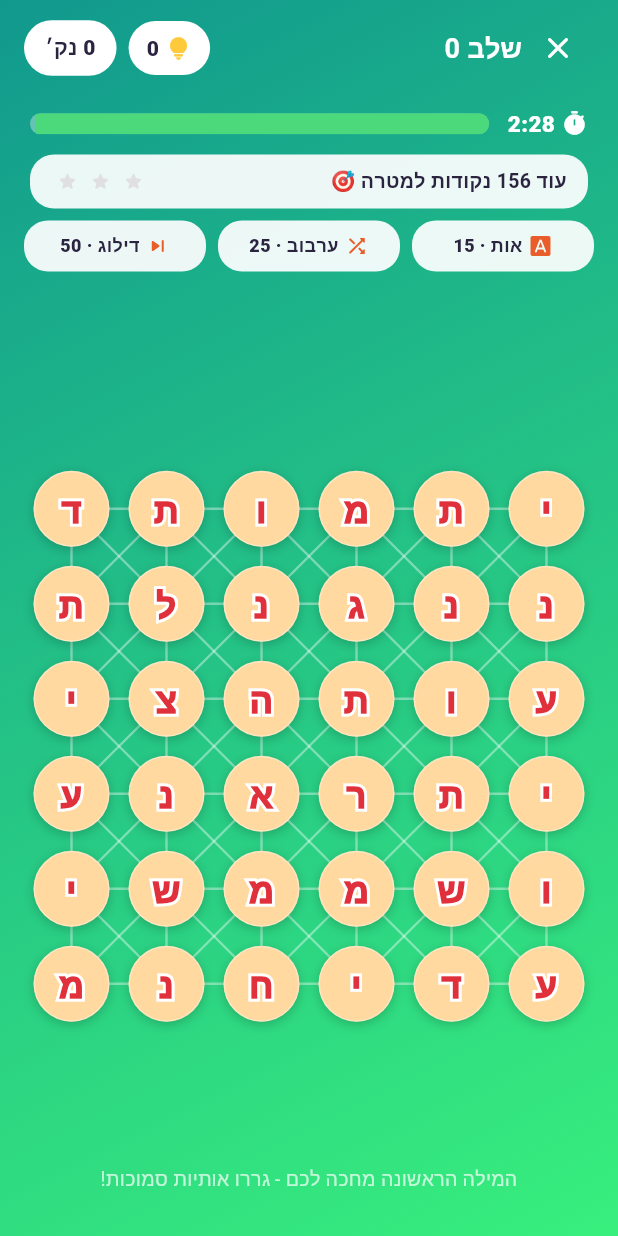
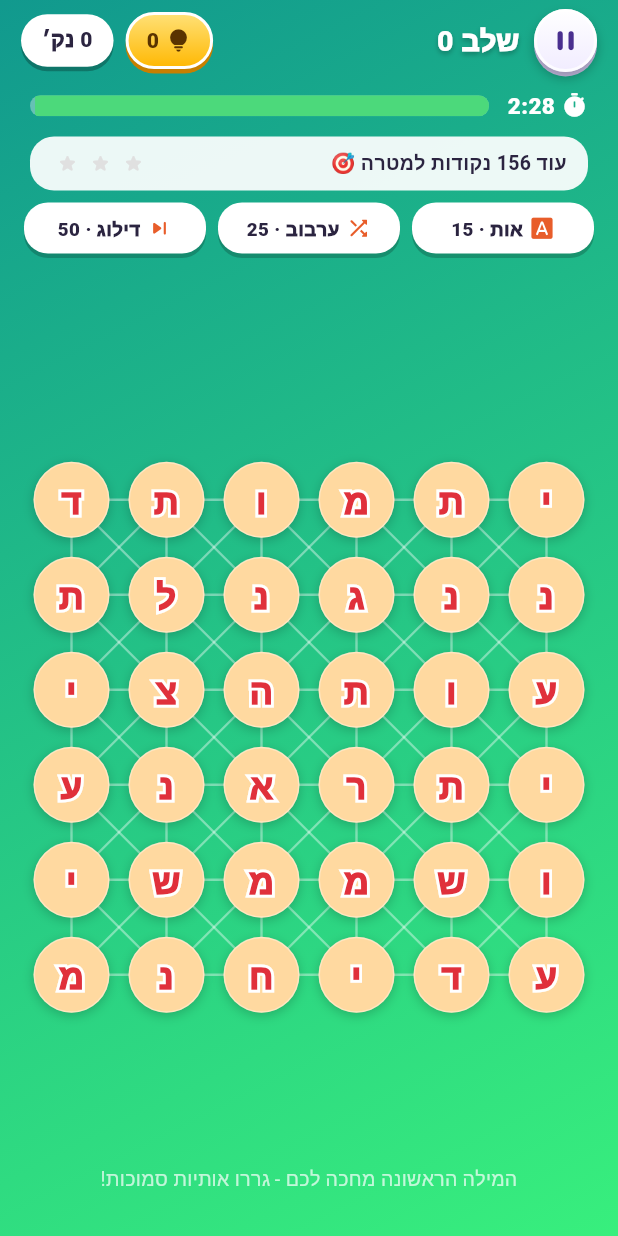
Before and after one commit to roni5604/WordboxGame, a Flutter app: the GameScreen screen opened directly with empty values, on a phone screen of 412 x 824 dp. Run offline on Flutter 3.47's test engine with Material 3 defaults, Android fonts, the phone set to English and light mode, and no system bars; drawn by our look-alikes of flutter_animate; our stand-ins replace audioplayers, cloud_firestore, confetti, equatable, firebase_auth, firebase_core and 12 more; missing offline and left inert: app_tracking_transparency, dart:js_interop, flutter_facebook_auth; accounts and stored records are empty; network calls fail; Roboto replaces fonts that are missing (Heebo).

```diff
--- a/lib/features/game/game_screen.dart
+++ b/lib/features/game/game_screen.dart
@@ -1,5 +1,6 @@
 import 'dart:async';
 import 'dart:math';
+import 'dart:ui' show ImageFilter;
 
 import 'package:equatable/equatable.dart';
 import 'package:flutter/material.dart';
@@ -11,6 +12,9 @@ import 'package:go_router/go_router.dart';
 import '../../core/ads/ads_runtime.dart';
 import '../../core/cosmetics/cosmetic_catalog.dart';
 import '../../core/theme/app_colors.dart';
+import '../../core/ui/candy_button.dart';
+import '../../core/ui/game_dialog.dart';
+import '../../core/ui/pressable.dart';
 import '../ads/rewarded_hint_dialog.dart';
 import '../../game_engine/board_generator.dart';
 import '../../game_engine/dictionary/hebrew_trie.dart';
@@ -31,6 +35,7 @@ import 'widgets/current_word_badge.dart';
 import 'widgets/found_words_panel.dart';
 import 'widgets/grid_board.dart';
 import 'widgets/mascot_widget.dart';
+import 'widgets/pause_menu.dart';
 import 'widgets/timer_bar.dart';
 import 'widgets/words_goal_panel.dart';
 
@@ -130,7 +135,7 @@ class GameScreen extends ConsumerStatefulWidget {
   ConsumerState<GameScreen> createState() => _GameScreenState();
 }
 
-class _GameScreenState extends ConsumerState<GameScreen> {
+class _GameScreenState extends ConsumerState<GameScreen> with WidgetsBindingObserver {
   GameSession? _session;
   late LevelConfig _config;
   Duration _remaining = Duration.zero;
@@ -142,6 +147,7 @@ class _GameScreenState extends ConsumerState<GameScreen> {
   Timer? _bannerTimer;
 
   bool _finished = false;
+  bool _paused = false;
   bool _adHintBusy = false;
   int? _lastWarningSecond;
   int _lastCelebratedStars = 0;
@@ -159,7 +165,42 @@ class _GameScreenState extends ConsumerState<GameScreen> {
     super.initState();
     _config = CampaignLevels.byLevelNumber(widget.levelNumber);
     _remaining = _config.timeLimit;
+    WidgetsBinding.instance.addObserver(this);
     _initSession();
+  }
+
+  /// יציאה מהאפליקציה באמצע שלב (שיחה נכנסת, מעבר לאפליקציה אחרת) -
+  /// עוצרים את השעון ומציגים את תפריט ההשהיה כשחוזרים.
+  @override
+  void didChangeAppLifecycleState(AppLifecycleState state) {
+    if (state == AppLifecycleState.paused || state == AppLifecycleState.hidden) {
+      _pause();
+    }
+  }
+
+  Future<void> _pause() async {
+    if (_paused || _finished || _session == null || _adHintBusy) return;
+    final wasRunning = _ticker != null;
+    _ticker?.cancel();
+    _ticker = null;
+    setState(() => _paused = true);
+    final choice = await showPauseMenu(
+      context,
+      subtitle: 'שלב ${widget.levelNumber} · ${_session?.score ?? 0} נקודות',
+      exitWarning: 'יציאה עכשיו לא תשמור את ההתקדמות בשלב הזה.',
+    );
+    if (!mounted) return;
+    switch (choice) {
+      case PauseChoice.resume:
+        setState(() => _paused = false);
+        if (wasRunning && !_finished && _remaining > Duration.zero) _startTimer();
+      case PauseChoice.restart:
+        _finished = true;
+        context.pushReplacement('/level/${widget.levelNumber}/play');
+      case PauseChoice.exit:
+        _finished = true;
+        context.go('/campaign');
+    }
   }
 
   Future<void> _initSession() async {
@@ -194,11 +235,7 @@ class _GameScreenState extends ConsumerState<GameScreen> {
       possibleWords: possibleWords,
       size: _config.gridSize,
     );
-    final session = GameSession(
-      config: _config,
-      board: board,
-      trie: dictionary.trie,
-    );
+    final session = GameSession(config: _config, board: board, trie: dictionary.trie);
 
     if (!mounted) return;
     setState(() => _session = session);
@@ -216,9 +253,7 @@ class _GameScreenState extends ConsumerState<GameScreen> {
       return;
     }
 
-    final profile = await ref
-        .read(playerProfileProvider.notifier)
-        .ensureLoaded();
+    final profile = await ref.read(playerProfileProvider.notifier).ensureLoaded();
     if (profile.level1TutorialSeen) {
       _startTimer();
       return;
@@ -239,6 +274,7 @@ class _GameScreenState extends ConsumerState<GameScreen> {
   }
 
   void _startTimer() {
+    _ticker?.cancel();
     _ticker = Timer.periodic(const Duration(milliseconds: 100), (timer) {
       if (!mounted) return;
       setState(() {
@@ -251,8 +287,7 @@ class _GameScreenState extends ConsumerState<GameScreen> {
           // "טיק" אזהרה בכל שנייה שלמה כשנשארו פחות מ-20% מהזמן (אותו סף
           // כמו "urgent" בפס הטיימר) - כך שהאפקט מתאים גם לשלבים קצרים.
           final secondsLeft = _remaining.inSeconds;
-          final urgent =
-              _remaining.inSeconds < (_config.timeLimit.inSeconds * 0.2);
+          final urgent = _remaining.inSeconds < (_config.timeLimit.inSeconds * 0.2);
           if (urgent && secondsLeft != _lastWarningSecond) {
             _lastWarningSecond = secondsLeft;
             ref.read(soundServiceProvider).playTimerWarning();
@@ -288,9 +323,7 @@ class _GameScreenState extends ConsumerState<GameScreen> {
     final starsText = '⭐' * stars;
     Future.delayed(const Duration(milliseconds: 950), () {
       if (!mounted || _finished) return;
-      _showBanner(
-        '$starsText ${stars >= 3 ? "מושלם! כל הכבוד!" : "כוכב חדש!"}',
-      );
+      _showBanner('$starsText ${stars >= 3 ? "מושלם! כל הכבוד!" : "כוכב חדש!"}');
     });
   }
 
@@ -360,22 +393,15 @@ class _GameScreenState extends ConsumerState<GameScreen> {
         title: const Text('לדלג על השלב?'),
         content: Text('הדילוג עולה $cost מטבעות, נותן כוכב אחד ופותח את השלב הבא.'),
         actions: [
-          TextButton(
-            onPressed: () => dialogContext.pop(false),
-            child: const Text('ביטול'),
-          ),
-          FilledButton(
-            onPressed: () => dialogContext.pop(true),
-            child: const Text('דילוג'),
-          ),
+          TextButton(onPressed: () => dialogContext.pop(false), child: const Text('ביטול')),
+          FilledButton(onPressed: () => dialogContext.pop(true), child: const Text('דילוג')),
         ],
       ),
     );
     if (confirmed != true || !mounted || _finished) return;
-    final ok = await ref.read(playerProfileProvider.notifier).skipLevel(
-          levelNumber: widget.levelNumber,
-          cost: cost,
-        );
+    final ok = await ref
+        .read(playerProfileProvider.notifier)
+        .skipLevel(levelNumber: widget.levelNumber, cost: cost);
     if (!ok || !mounted) {
       _showNeedCoins();
       return;
@@ -426,10 +452,7 @@ class _GameScreenState extends ConsumerState<GameScreen> {
     final isGuest = authUser == null || authUser.isAnonymous;
 
     if (!ads.isSupported) {
-      _showBanner(
-        isGuest ? 'נגמרו הרמזים' : 'נגמרו הרמזים - אפשר לקנות עוד בחנות',
-        isError: true,
-      );
+      _showBanner(isGuest ? 'נגמרו הרמזים' : 'נגמרו הרמזים - אפשר לקנות עוד בחנות', isError: true);
       return false;
     }
 
@@ -457,10 +480,7 @@ class _GameScreenState extends ConsumerState<GameScreen> {
         return false;
       }
 
-      final watch = await showRewardedHintDialog(
-        context,
-        remainingToday: ads.adHintsRemaining,
-      );
+      final watch = await showRewardedHintDialog(context, remainingToday: ads.adHintsRemaining);
       if (!mounted || !watch) return false;
 
       final earned = await ads.showRewarded();
@@ -476,11 +496,7 @@ class _GameScreenState extends ConsumerState<GameScreen> {
       return true;
     } finally {
       _adHintBusy = false;
-      if (wasRunning &&
-          mounted &&
-          !_finished &&
-          _remaining > Duration.zero &&
-          _ticker == null) {
+      if (wasRunning && mounted && !_finished && _remaining > Duration.zero && _ticker == null) {
         _startTimer();
       }
     }
@@ -583,9 +599,7 @@ class _GameScreenState extends ConsumerState<GameScreen> {
     FortuneWheelPrize? wheelPrize;
     int wheelPrizeIndex = 0;
     if (isFirstCompletion && isWorldFinale) {
-      final (index, prize) = RewardTables.rollWheelPrize(
-        worldIndex: worldIndex,
-      );
+      final (index, prize) = RewardTables.rollWheelPrize(worldIndex: worldIndex);
       wheelPrize = prize;
       wheelPrizeIndex = index;
       await notifier.grantWheelPrize(prize);
@@ -615,10 +629,7 @@ class _GameScreenState extends ConsumerState<GameScreen> {
       secondsLeftWhenFinished: secondsLeftWhenFinished,
     );
 
-    context.pushReplacement(
-      '/level/${widget.levelNumber}/result',
-      extra: result,
-    );
+    context.pushReplacement('/level/${widget.levelNumber}/result', extra: result);
   }
 
   /// שם/גודל העולם הבא (לצורך "עולם חדש נפתח!" בסיום שלב פינאלה) - השלב
@@ -635,6 +646,7 @@ class _GameScreenState extends ConsumerState<GameScreen> {
 
   @override
   void dispose() {
+    WidgetsBinding.instance.removeObserver(this);
     _ticker?.cancel();
     _bannerTimer?.cancel();
     super.dispose();
@@ -652,7 +664,9 @@ class _GameScreenState extends ConsumerState<GameScreen> {
     return PopScope(
       canPop: false,
       onPopInvokedWithResult: (didPop, _) {
-        if (!didPop) context.go('/campaign');
+        // "חזרה" של המערכת (החלקה מהקצה / כפתור אחורה) פותחת השהיה במקום
+        // לצאת מהשלב בטעות.
+        if (!didPop) _pause();
       },
       child: Scaffold(
         body: Container(
@@ -671,19 +685,15 @@ class _GameScreenState extends ConsumerState<GameScreen> {
                       _GameHeader(
                         levelNumber: widget.levelNumber,
                         score: session.score,
-                        onExit: () => context.go('/campaign'),
+                        onPause: _pause,
                         onHint: _useHint,
                       ),
                       const SizedBox(height: 8),
                       Padding(
                         padding: const EdgeInsets.symmetric(horizontal: 20),
                         child: TimerBar(
-                          progress:
-                              _remaining.inMilliseconds /
-                              _config.timeLimit.inMilliseconds,
-                          urgent:
-                              _remaining.inSeconds <
-                              (_config.timeLimit.inSeconds * 0.2),
+                          progress: _remaining.inMilliseconds / _config.timeLimit.inMilliseconds,
+                          urgent: _remaining.inSeconds < (_config.timeLimit.inSeconds * 0.2),
                           secondsLeft: _remaining.inSeconds,
                         ),
                       ),
@@ -719,17 +729,18 @@ class _GameScreenState extends ConsumerState<GameScreen> {
                                 builder: (context, constraints) {
                                   // ריבוע גדול ככל האפשר שעדיין נכנס לגמרי
                                   // בשטח הפנוי - כך כל השורות תמיד גלויות.
-                                  final side =
-                                      constraints.maxWidth <
-                                          constraints.maxHeight
+                                  final side = constraints.maxWidth < constraints.maxHeight
                                       ? constraints.maxWidth
                                       : constraints.maxHeight;
                                   return Center(
                                     child: SizedBox(
                                       width: side,
                                       height: side,
+                                      child: _PausableBoard(
+                                        paused: _paused,
                                         child: GridBoard(
                                           key: _boardKey,
+                                          enabled: !_paused,
                                           letters: session.board.letters,
                                           onPathSubmitted: _onPathSubmitted,
                                           isPathAcceptable: session.wouldAccept,
@@ -737,6 +748,7 @@ class _GameScreenState extends ConsumerState<GameScreen> {
                                           boardSkin: boardSkin,
                                           letterSkin: letterSkin,
                                           markerSkin: markerSkin,
+                                        ),
                                       ),
                                     ),
                                   );
@@ -753,17 +765,10 @@ class _GameScreenState extends ConsumerState<GameScreen> {
                                             vertical: 10,
                                           ),
                                           decoration: BoxDecoration(
-                                            color: _bannerIsError
-                                                ? AppColors.error
-                                                : Colors.white,
-                                            borderRadius: BorderRadius.circular(
-                                              20,
-                                            ),
+                                            color: _bannerIsError ? AppColors.error : Colors.white,
+                                            borderRadius: BorderRadius.circular(20),
                                             boxShadow: const [
-                                              BoxShadow(
-                                                color: Colors.black26,
-                                                blurRadius: 10,
-                                              ),
+                                              BoxShadow(color: Colors.black26, blurRadius: 10),
                                             ],
                                           ),
                                           child: Text(
@@ -779,11 +784,7 @@ class _GameScreenState extends ConsumerState<GameScreen> {
                                         )
                                         .animate(key: ValueKey(_bannerText))
                                         .fadeIn()
-                                        .moveY(
-                                          begin: 10,
-                                          end: 0,
-                                          duration: 200.ms,
-                                        ),
+                                        .moveY(begin: 10, end: 0, duration: 200.ms),
                               ),
                             if (_showTutorialOverlay && _tutorialWord != null)
                               Positioned(
@@ -791,9 +792,7 @@ class _GameScreenState extends ConsumerState<GameScreen> {
                                 right: 12,
                                 bottom: 8,
                                 child: _TutorialCard(
-                                  word: HebrewTrie.toDisplayWord(
-                                    _tutorialWord!,
-                                  ),
+                                  word: HebrewTrie.toDisplayWord(_tutorialWord!),
                                   onStart: _dismissTutorial,
                                 ),
                               ),
@@ -801,10 +800,7 @@ class _GameScreenState extends ConsumerState<GameScreen> {
                         ),
                       ),
                       Padding(
-                        padding: const EdgeInsets.symmetric(
-                          horizontal: 16,
-                          vertical: 8,
-                        ),
+                        padding: const EdgeInsets.symmetric(horizontal: 16, vertical: 8),
                         child: FoundWordsPanel(
                           words: session.foundNormalizedWords
                               .map((w) => HebrewTrie.toDisplayWord(w))
@@ -871,36 +867,37 @@ class _PowerButton extends StatelessWidget {
   final String label;
   final VoidCallback onPressed;
 
-  const _PowerButton({
-    required this.icon,
-    required this.label,
-    required this.onPressed,
-  });
+  const _PowerButton({required this.icon, required this.label, required this.onPressed});
 
   @override
   Widget build(BuildContext context) {
-    return Material(
-      color: Colors.white.withValues(alpha: 0.92),
+    return Pressable(
+      onTap: onPressed,
+      semanticLabel: label,
+      child: Container(
+        padding: const EdgeInsets.symmetric(horizontal: 8, vertical: 8),
+        decoration: BoxDecoration(
+          color: Colors.white,
           borderRadius: BorderRadius.circular(16),
-      child: InkWell(
-        borderRadius: BorderRadius.circular(16),
-        onTap: onPressed,
-        child: Padding(
-          padding: const EdgeInsets.symmetric(horizontal: 8, vertical: 8),
+          boxShadow: const [BoxShadow(color: Color(0x33000000), offset: Offset(0, 3))],
+        ),
         child: Row(
           mainAxisAlignment: MainAxisAlignment.center,
           children: [
-              Icon(icon, size: 16, color: AppColors.primaryDark),
+            Icon(icon, size: 17, color: AppColors.primaryDark),
             const SizedBox(width: 4),
             Flexible(
               child: Text(
                 label,
                 overflow: TextOverflow.ellipsis,
-                  style: const TextStyle(fontWeight: FontWeight.w800, fontSize: 12),
+                style: const TextStyle(
+                  fontWeight: FontWeight.w900,
+                  fontSize: 12.5,
+                  color: AppColors.textDark,
+                ),
               ),
             ),
           ],
-          ),
         ),
       ),
     );
@@ -910,38 +907,43 @@ class _PowerButton extends StatelessWidget {
 class _GameHeader extends ConsumerWidget {
   final int levelNumber;
   final int score;
-  final VoidCallback onExit;
+  final VoidCallback onPause;
   final VoidCallback onHint;
 
   const _GameHeader({
     required this.levelNumber,
     required this.score,
-    required this.onExit,
+    required this.onPause,
     required this.onHint,
   });
 
   /// רמזים שמורים לחשבונות אמיתיים - לאורח/ת מציגים הזמנה להירשם במקום
   /// לצרוך רמז, כדי לא לתת לאורח/ת גישה ל"אפשרות רמזים" בכלל.
   void _showGuestHintPrompt(BuildContext context) {
-    showDialog<void>(
+    showGameDialog<void>(
       context: context,
-      builder: (dialogContext) => AlertDialog(
-        title: const Text('רמזים שמורים למי שנרשם/ת'),
-        content: const Text(
+      builder: (dialogContext) => GameDialog(
+        title: 'רמזים שמורים לרשומים',
+        ribbon: CandyPalette.gold,
+        message:
             'הרשמו בחינם עם Google, Apple, Facebook או מייל וקבלו רמזי מתנה '
             'מיד ובונוס יומי - בלי לאבד את ההתקדמות הנוכחית שלכם.',
-        ),
         actions: [
-          TextButton(
-            onPressed: () => dialogContext.pop(),
-            child: const Text('אחר כך'),
-          ),
-          FilledButton(
+          CandyButton(
+            label: 'הרשמה',
+            palette: CandyPalette.green,
+            height: 54,
             onPressed: () {
-              dialogContext.pop();
+              Navigator.of(dialogContext).pop();
               context.push('/auth');
             },
-            child: const Text('הרשמה'),
+          ),
+          CandyButton(
+            label: 'אחר כך',
+            palette: CandyPalette.white,
+            height: 48,
+            fontSize: 16,
+            onPressed: () => Navigator.of(dialogContext).pop(),
           ),
         ],
       ),
@@ -955,66 +957,103 @@ class _GameHeader extends ConsumerWidget {
     final isGuest = authUser == null || authUser.isAnonymous;
 
     return Padding(
-      padding: const EdgeInsets.symmetric(horizontal: 16, vertical: 8),
+      padding: const EdgeInsets.fromLTRB(14, 6, 14, 4),
       child: Row(
         children: [
-          IconButton(
-            onPressed: onExit,
-            icon: const Icon(Icons.close_rounded, color: Colors.white),
+          CandyIconButton(
+            icon: Icons.pause_rounded,
+            size: 42,
+            tooltip: 'השהיה',
+            onPressed: onPause,
           ),
+          const SizedBox(width: 10),
           Text(
             'שלב $levelNumber',
             style: const TextStyle(
               color: Colors.white,
-              fontWeight: FontWeight.w700,
-              fontSize: 18,
+              fontWeight: FontWeight.w900,
+              fontSize: 19,
+              shadows: [Shadow(color: Colors.black26, offset: Offset(0, 2), blurRadius: 4)],
             ),
           ),
           const Spacer(),
-          Material(
-            color: Colors.white,
+          Pressable(
+            onTap: isGuest ? () => _showGuestHintPrompt(context) : onHint,
+            semanticLabel: 'רמז',
+            child: Container(
+              padding: const EdgeInsets.symmetric(horizontal: 12, vertical: 7),
+              decoration: BoxDecoration(
+                gradient: const LinearGradient(
+                  begin: Alignment.topCenter,
+                  end: Alignment.bottomCenter,
+                  colors: [Color(0xFFFFE27A), Color(0xFFFFB700)],
+                ),
                 borderRadius: BorderRadius.circular(20),
-            child: InkWell(
-              borderRadius: BorderRadius.circular(20),
-              onTap: isGuest ? () => _showGuestHintPrompt(context) : onHint,
-              child: Padding(
-                padding: const EdgeInsets.symmetric(
-                  horizontal: 12,
-                  vertical: 8,
+                border: Border.all(color: Colors.white, width: 2),
+                boxShadow: const [BoxShadow(color: Color(0xFFC77F00), offset: Offset(0, 3))],
               ),
               child: Row(
                 children: [
                   Icon(
-                      isGuest
-                          ? Icons.lock_outline_rounded
-                          : Icons.lightbulb_rounded,
-                      color: isGuest ? Colors.black45 : AppColors.star,
+                    isGuest ? Icons.lock_outline_rounded : Icons.lightbulb_rounded,
+                    color: const Color(0xFF5A3300),
                     size: 18,
                   ),
                   const SizedBox(width: 4),
                   Text(
                     isGuest ? 'הרשמה' : '$hints',
-                      style: const TextStyle(fontWeight: FontWeight.w800),
+                    style: const TextStyle(fontWeight: FontWeight.w900, color: Color(0xFF5A3300)),
                   ),
                 ],
               ),
             ),
           ),
-          ),
           const SizedBox(width: 8),
           Container(
-            padding: const EdgeInsets.symmetric(horizontal: 14, vertical: 8),
+            padding: const EdgeInsets.symmetric(horizontal: 14, vertical: 7),
             decoration: BoxDecoration(
               color: Colors.white,
               borderRadius: BorderRadius.circular(20),
+              boxShadow: const [BoxShadow(color: Colors.black26, offset: Offset(0, 3))],
+            ),
+            child: AnimatedSwitcher(
+              duration: const Duration(milliseconds: 300),
+              transitionBuilder: (child, animation) => ScaleTransition(
+                scale: CurvedAnimation(parent: animation, curve: Curves.elasticOut),
+                child: child,
               ),
               child: Text(
                 '$score נק׳',
-              style: const TextStyle(fontWeight: FontWeight.w800),
+                key: ValueKey(score),
+                style: const TextStyle(fontWeight: FontWeight.w900, color: AppColors.textDark),
+              ),
             ),
           ),
         ],
       ),
+    );
+  }
+}
+
+/// מסתיר את הלוח מאחורי טשטוש כשהמשחק מושהה.
+class _PausableBoard extends StatelessWidget {
+  final bool paused;
+  final Widget child;
+  const _PausableBoard({required this.paused, required this.child});
+
+  @override
+  Widget build(BuildContext context) {
+    return TweenAnimationBuilder<double>(
+      tween: Tween(begin: 0, end: paused ? 1 : 0),
+      duration: const Duration(milliseconds: 250),
+      builder: (context, t, child) {
+        if (t == 0) return child!;
+        return ImageFiltered(
+          imageFilter: ImageFilter.blur(sigmaX: 14 * t, sigmaY: 14 * t),
+          child: Opacity(opacity: 1 - 0.4 * t, child: child),
+        );
+      },
+      child: child,
     );
   }
 }
@@ -1047,10 +1086,7 @@ class _TutorialCard extends StatelessWidget {
               Expanded(
                 child: Text(
                   'גררו אצבע בין האותיות המסומנות בזהב ליצירת המילה "$word"',
-                  style: const TextStyle(
-                    fontWeight: FontWeight.w700,
-                    fontSize: 14,
-                  ),
+                  style: const TextStyle(fontWeight: FontWeight.w700, fontSize: 14),
                 ),
               ),
             ],
@@ -1058,10 +1094,7 @@ class _TutorialCard extends StatelessWidget {
           const SizedBox(height: 10),
           SizedBox(
             width: double.infinity,
-            child: ElevatedButton(
-              onPressed: onStart,
-              child: const Text('הבנתי, בואו נתחיל!'),
-            ),
+            child: ElevatedButton(onPressed: onStart, child: const Text('הבנתי, בואו נתחיל!')),
           ),
         ],
       ),
```
Also changed, not shown: lib/features/game/widgets/pause_menu.dart (added, +142 -0 lines), lib/features/social/friends_screen.dart (+4 -4 lines), 2 other files. Lines whose indentation alone changed are shown as unchanged.
